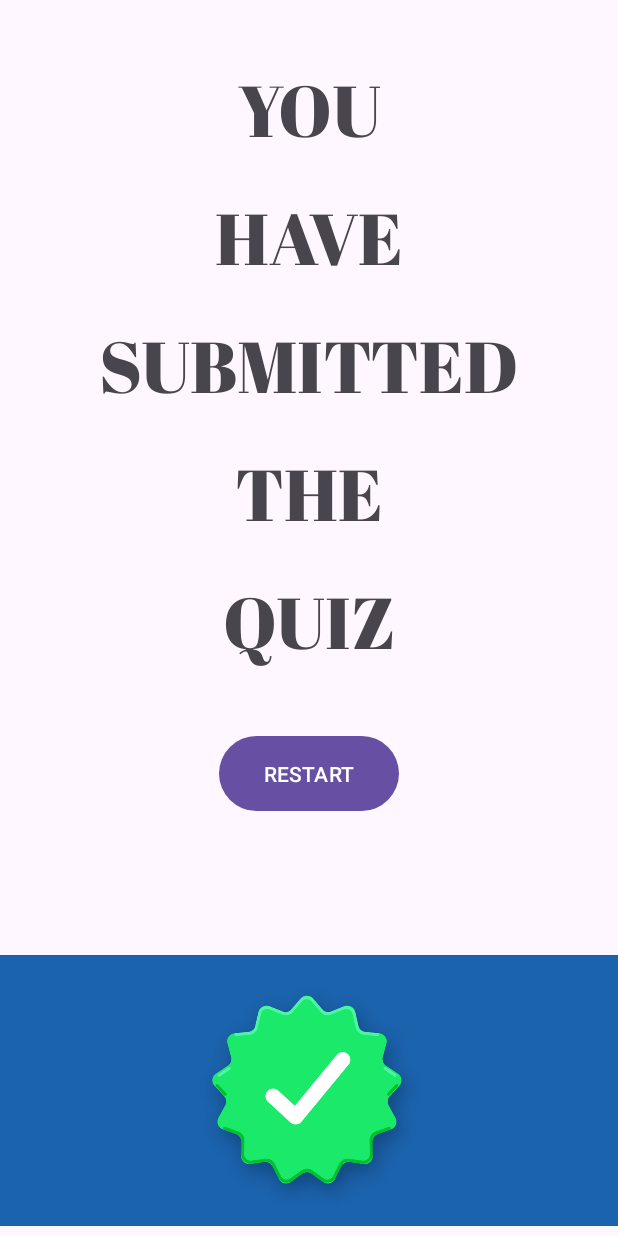
After one commit to aaditya-jalan/hoga-trivia-app, an Android app: the thankyou screen opened directly, with no data from a screen before it, on a phone screen of 412 x 824 dp. The commit adds this screen. Run offline under Robolectric (Android 15) with nearby library versions, the phone set to English and light mode, and no system bars.

Commit message:
added buttons

```diff
--- a/app/src/main/AndroidManifest.xml
+++ b/app/src/main/AndroidManifest.xml
@@ -12,6 +12,9 @@
         android:supportsRtl="true"
         android:theme="@style/Theme.HogaTriviaApp"
         tools:targetApi="31">
+        <activity
+            android:name=".thankyou"
+            android:exported="false" />
         <activity
             android:name=".film"
             android:exported="false" />
--- a/app/src/main/java/com/example/hogatriviaapp/category.kt
+++ b/app/src/main/java/com/example/hogatriviaapp/category.kt
@@ -13,6 +13,7 @@ class category : AppCompatActivity() {
         val button2= findViewById<Button>(R.id.filmbutton)
         val button3= findViewById<Button>(R.id.sportsbutton)
         val button4= findViewById<Button>(R.id.sciencebutton)
+        val button5= findViewById<Button>(R.id.backbutton)
         button1.setOnClickListener {
             val intent2= Intent(this, art::class.java)
             startActivity(intent2)
@@ -29,6 +30,10 @@ class category : AppCompatActivity() {
             val intent5= Intent(this, question::class.java)
             startActivity(intent5)
         }
+        button5.setOnClickListener {
+            val intent6= Intent(this, MainActivity::class.java)
+            startActivity(intent6)
+        }
 
     }
 }
--- /dev/null
+++ b/app/src/main/java/com/example/hogatriviaapp/thankyou.kt
@@ -0,0 +1,20 @@
+package com.example.hogatriviaapp
+
+import android.content.Intent
+import androidx.appcompat.app.AppCompatActivity
+import android.os.Bundle
+import android.widget.Button
+
+class thankyou : AppCompatActivity() {
+    override fun onCreate(savedInstanceState: Bundle?) {
+        super.onCreate(savedInstanceState)
+        setContentView(R.layout.activity_thankyou)
+        val restartbttn=findViewById<Button>(R.id.restartbtn)
+        restartbttn.setOnClickListener {
+            val intent64= Intent(this, MainActivity::class.java)
+            startActivity(intent64)
+        }
+    }
+
+
+}
--- /dev/null
+++ b/app/src/main/res/layout/activity_thankyou.xml
@@ -0,0 +1,100 @@
+<?xml version="1.0" encoding="utf-8"?>
+<androidx.constraintlayout.widget.ConstraintLayout xmlns:android="http://schemas.android.com/apk/res/android"
+    xmlns:app="http://schemas.android.com/apk/res-auto"
+    xmlns:tools="http://schemas.android.com/tools"
+    android:id="@+id/constraintLayout"
+    android:layout_width="match_parent"
+    android:layout_height="match_parent"
+    app:layout_constraintBottom_toTopOf="@+id/textView7"
+    app:layout_constraintHorizontal_bias="0.5"
+    app:layout_constraintTop_toTopOf="@+id/constraintLayout"
+    tools:context=".thankyou">
+
+    <ImageView
+        android:id="@+id/imageView3"
+        android:layout_width="442dp"
+        android:layout_height="222dp"
+        android:layout_marginTop="230dp"
+        app:layout_constraintBottom_toBottomOf="parent"
+        app:layout_constraintEnd_toEndOf="parent"
+        app:layout_constraintHorizontal_bias="0.516"
+        app:layout_constraintStart_toStartOf="parent"
+        app:layout_constraintTop_toBottomOf="@+id/textView11"
+        app:layout_constraintVertical_bias="0.82"
+        app:srcCompat="@drawable/_45d1cc436b2315d40362b55_whatsapp" />
+
+    <TextView
+        android:id="@+id/textView7"
+        android:layout_width="wrap_content"
+        android:layout_height="wrap_content"
+        android:layout_marginTop="40dp"
+        android:fontFamily="@font/abril_fatface"
+        android:text="YOU"
+        android:textSize="48sp"
+        app:layout_constraintEnd_toEndOf="parent"
+        app:layout_constraintHorizontal_bias="0.5"
+        app:layout_constraintStart_toStartOf="parent"
+        app:layout_constraintTop_toTopOf="parent" />
+
+    <TextView
+        android:id="@+id/textView8"
+        android:layout_width="wrap_content"
+        android:layout_height="wrap_content"
+        android:layout_marginTop="20dp"
+        android:fontFamily="@font/abril_fatface"
+        android:text="HAVE"
+        android:textSize="48sp"
+        app:layout_constraintEnd_toEndOf="parent"
+        app:layout_constraintStart_toStartOf="parent"
+        app:layout_constraintTop_toBottomOf="@+id/textView7" />
+
+    <TextView
+        android:id="@+id/textView9"
+        android:layout_width="wrap_content"
+        android:layout_height="wrap_content"
+        android:layout_marginTop="20dp"
+        android:fontFamily="@font/abril_fatface"
+        android:text="SUBMITTED"
+        android:textSize="48sp"
+        app:layout_constraintEnd_toEndOf="parent"
+        app:layout_constraintStart_toStartOf="parent"
+        app:layout_constraintTop_toBottomOf="@+id/textView8" />
+
+    <TextView
+        android:id="@+id/textView10"
+        android:layout_width="wrap_content"
+        android:layout_height="wrap_content"
+        android:layout_marginTop="20dp"
+        android:fontFamily="@font/abril_fatface"
+        android:text="THE"
+        android:textSize="48sp"
+        app:layout_constraintEnd_toEndOf="parent"
+        app:layout_constraintHorizontal_bias="0.5"
+        app:layout_constraintStart_toStartOf="parent"
+        app:layout_constraintTop_toBottomOf="@+id/textView9" />
+
+    <TextView
+        android:id="@+id/textView11"
+        android:layout_width="wrap_content"
+        android:layout_height="wrap_content"
+        android:layout_marginTop="20dp"
+        android:fontFamily="@font/abril_fatface"
+        android:text="QUIZ"
+        android:textSize="48sp"
+        app:layout_constraintEnd_toEndOf="parent"
+        app:layout_constraintHorizontal_bias="0.5"
+        app:layout_constraintStart_toStartOf="parent"
+        app:layout_constraintTop_toBottomOf="@+id/textView10" />
+
+    <Button
+        android:id="@+id/restartbtn"
+        android:layout_width="120dp"
+        android:layout_height="58dp"
+        android:layout_marginTop="40dp"
+        android:text="RESTART"
+        app:layout_constraintEnd_toEndOf="parent"
+        app:layout_constraintHorizontal_bias="0.5"
+        app:layout_constraintStart_toStartOf="parent"
+        app:layout_constraintTop_toBottomOf="@+id/textView11" />
+
+</androidx.constraintlayout.widget.ConstraintLayout>
```
Also changed, not shown: app/src/main/java/com/example/hogatriviaapp/art.kt (+12 -0 lines), app/src/main/java/com/example/hogatriviaapp/film.kt (+12 -0 lines), app/src/main/java/com/example/hogatriviaapp/question.kt (+12 -0 lines), app/src/main/java/com/example/hogatriviaapp/sport.kt (+12 -0 lines), app/src/main/res/layout/activity_art.xml (+10 -1 lines), app/src/main/res/layout/activity_category.xml (+10 -0 lines), app/src/main/res/layout/activity_film.xml (+10 -1 lines), app/src/main/res/layout/activity_question.xml (+11 -1 lines), app/src/main/res/layout/activity_sport.xml (+10 -1 lines), app/src/main/res/drawable/_45d1cc436b2315d40362b55_whatsapp.png (added).
